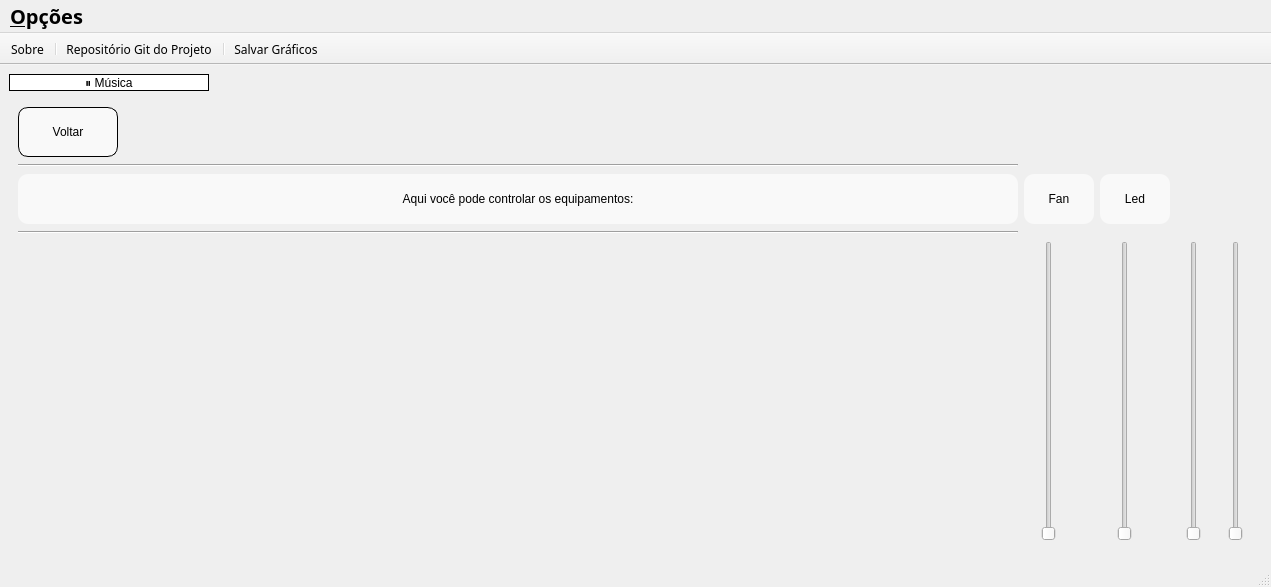
ST-Brenda/Projeto-Final-LabProg-III, file mainwindow.ui: the form before one commit.
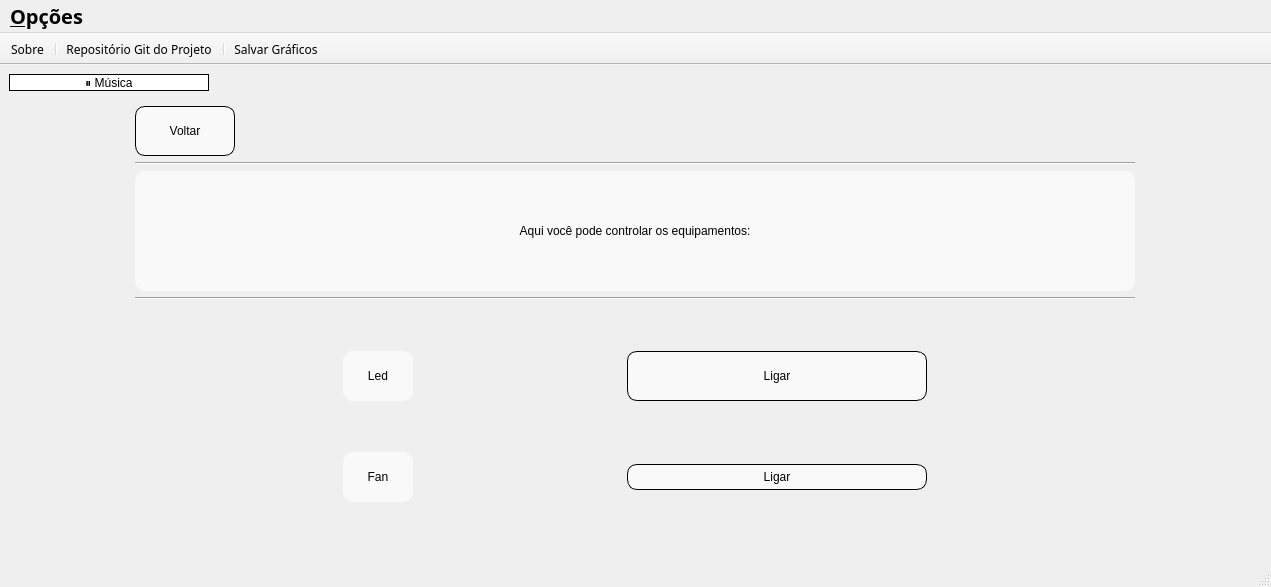
The form after the commit. The open tabs and pages were chosen to show the change. Icons and pictures are not drawn.

Patch:
```diff
--- a/mainwindow.ui
+++ b/mainwindow.ui
@@ -39,6 +39,33 @@
   </property>
   <widget class="QWidget" name="centralwidget">
    <layout class="QGridLayout" name="gridLayout_2">
+    <item row="0" column="0">
+     <widget class="QPushButton" name="parar_musica_pushButton">
+      <property name="maximumSize">
+       <size>
+        <width>200</width>
+        <height>50</height>
+       </size>
+      </property>
+      <property name="styleSheet">
+       <string notr="true">QPushButton {
+    font: 11pt &quot;Tibetan Machine Uni&quot;;
+    border-radius: 10px;       /* Bordas arredondadas */
+    background-color: rgb(255, 255, 255); /* Fundo semi-transparente */
+	border: 1px solid rgb(0,0,0);
+}
+
+/* Efeito de escurecimento ao passar o mouse */
+QPushButton:hover {
+    background-color: rgba(225, 225, 225, 0.7); /* Cor mais escura ao passar o mouse */
+}
+</string>
+      </property>
+      <property name="text">
+       <string>⏸️ Música</string>
+      </property>
+     </widget>
+    </item>
     <item row="1" column="0">
      <widget class="QStackedWidget" name="stackedWidget">
       <property name="sizePolicy">
@@ -51,7 +78,7 @@
        <locale language="Portuguese" country="Brazil"/>
       </property>
       <property name="currentIndex">
-       <number>0</number>
+       <number>2</number>
       </property>
       <widget class="QWidget" name="page_1">
        <layout class="QGridLayout" name="gridLayout">
@@ -344,85 +371,16 @@
       </widget>
       <widget class="QWidget" name="page_3">
        <layout class="QGridLayout" name="gridLayout_3">
-        <item row="4" column="4">
-         <widget class="QSlider" name="verticalSlider_2">
-          <property name="maximumSize">
-           <size>
-            <width>50</width>
-            <height>300</height>
-           </size>
-          </property>
-          <property name="orientation">
-           <enum>Qt::Vertical</enum>
-          </property>
-         </widget>
-        </item>
-        <item row="0" column="0">
-         <widget class="QPushButton" name="pag_anterior3_pushButton">
-          <property name="maximumSize">
-           <size>
-            <width>100</width>
-            <height>50</height>
-           </size>
-          </property>
-          <property name="styleSheet">
-           <string notr="true">QPushButton {
-    font: 11pt &quot;Tibetan Machine Uni&quot;;
-    border-radius: 10px;       /* Bordas arredondadas */
-    padding: 5px;              /* Espaço interno */
-    background-color: rgba(255, 255, 255, 0.6); /* Fundo semi-transparente */
-	border: 1px solid rgb(0,0,0);
-}
-
-/* Efeito de escurecimento ao passar o mouse */
-QPushButton:hover {
-    background-color: rgba(225, 225, 225, 0.7); /* Cor mais escura ao passar o mouse */
-}
-</string>
-          </property>
-          <property name="text">
-           <string>Voltar</string>
-          </property>
-         </widget>
-        </item>
-        <item row="4" column="2">
-         <widget class="QSlider" name="verticalSlider_3">
-          <property name="maximumSize">
-           <size>
-            <width>50</width>
-            <height>300</height>
-           </size>
-          </property>
-          <property name="orientation">
-           <enum>Qt::Vertical</enum>
-          </property>
-         </widget>
-        </item>
-        <item row="2" column="2">
-         <widget class="QLabel" name="label_5">
+        <item row="1" column="0">
+         <widget class="Line" name="line_4">
           <property name="minimumSize">
            <size>
-            <width>70</width>
-            <height>50</height>
+            <width>1000</width>
+            <height>0</height>
            </size>
           </property>
-          <property name="maximumSize">
-           <size>
-            <width>70</width>
-            <height>50</height>
-           </size>
-          </property>
-          <property name="styleSheet">
-           <string notr="true">font: 11pt &quot;Tibetan Machine Uni&quot;;
-border-radius: 10px;       /* Bordas arredondadas */
-padding: 5px;              /* Espaço interno */
-background-color: rgba(255, 255, 255, 0.6); /* Fundo semi-transparente */</string>
-          </property>
-          <property name="text">
-           <string>Led</string>
-          </property>
-          <property name="alignment">
-           <set>Qt::AlignCenter</set>
+          <property name="orientation">
+           <enum>Qt::Horizontal</enum>
           </property>
          </widget>
         </item>
@@ -453,52 +411,44 @@
           </property>
          </widget>
         </item>
-        <item row="4" column="1">
-         <widget class="QSlider" name="verticalSlider_4">
-          <property name="minimumSize">
-           <size>
-            <width>0</width>
-            <height>0</height>
-           </size>
-          </property>
+        <item row="0" column="0">
+         <widget class="QPushButton" name="pag_anterior3_pushButton">
           <property name="maximumSize">
            <size>
-            <width>50</width>
-            <height>300</height>
+            <width>100</width>
+            <height>50</height>
            </size>
           </property>
-          <property name="orientation">
-           <enum>Qt::Vertical</enum>
+          <property name="styleSheet">
+           <string notr="true">QPushButton {
+    font: 11pt &quot;Tibetan Machine Uni&quot;;
+    border-radius: 10px;       /* Bordas arredondadas */
+    padding: 5px;              /* Espaço interno */
+    background-color: rgba(255, 255, 255, 0.6); /* Fundo semi-transparente */
+	border: 1px solid rgb(0,0,0);
+}
+
+/* Efeito de escurecimento ao passar o mouse */
+QPushButton:hover {
+    background-color: rgba(225, 225, 225, 0.7); /* Cor mais escura ao passar o mouse */
+}
+</string>
+          </property>
+          <property name="text">
+           <string>Voltar</string>
           </property>
          </widget>
         </item>
-        <item row="1" column="0">
-         <widget class="Line" name="line_4">
-          <property name="minimumSize">
-           <size>
-            <width>1000</width>
-            <height>0</height>
-           </size>
-          </property>
+        <item row="4" column="0">
+         <widget class="Line" name="line">
           <property name="orientation">
            <enum>Qt::Horizontal</enum>
           </property>
          </widget>
         </item>
-        <item row="4" column="3">
-         <widget class="QSlider" name="verticalSlider">
-          <property name="maximumSize">
-           <size>
-            <width>50</width>
-            <height>300</height>
-           </size>
-          </property>
-          <property name="orientation">
-           <enum>Qt::Vertical</enum>
-          </property>
-         </widget>
-        </item>
-        <item row="2" column="1">
+        <item row="5" column="0" rowspan="2">
+         <layout class="QGridLayout" name="gridLayout_5">
+          <item row="1" column="0">
          <widget class="QLabel" name="label_4">
           <property name="minimumSize">
            <size>
@@ -526,42 +476,88 @@
           </property>
          </widget>
         </item>
-        <item row="3" column="0">
-         <widget class="Line" name="line">
-          <property name="orientation">
-           <enum>Qt::Horizontal</enum>
+          <item row="0" column="1">
+           <widget class="QPushButton" name="ligarLED_pushButton">
+            <property name="maximumSize">
+             <size>
+              <width>300</width>
+              <height>50</height>
+             </size>
+            </property>
+            <property name="styleSheet">
+             <string notr="true">QPushButton {
+    font: 11pt &quot;Tibetan Machine Uni&quot;;
+    border-radius: 10px;       /* Bordas arredondadas */
+    padding: 5px;              /* Espaço interno */
+    background-color: rgba(255, 255, 255, 0.6); /* Fundo semi-transparente */
+	border: 1px solid rgb(0,0,0);
+}
+
+/* Efeito de escurecimento ao passar o mouse */
+QPushButton:hover {
+    background-color: rgba(225, 225, 225, 0.7); /* Cor mais escura ao passar o mouse */
+}
+</string>
+            </property>
+            <property name="text">
+             <string>Ligar</string>
           </property>
          </widget>
         </item>
-       </layout>
-      </widget>
+          <item row="1" column="1">
+           <widget class="QPushButton" name="ligarFAN_pushButton">
+            <property name="styleSheet">
+             <string notr="true">QPushButton {
+    font: 11pt &quot;Tibetan Machine Uni&quot;;
+    border-radius: 10px;       /* Bordas arredondadas */
+    padding: 5px;              /* Espaço interno */
+    background-color: rgba(255, 255, 255, 0.6); /* Fundo semi-transparente */
+	border: 1px solid rgb(0,0,0);
+}
+
+/* Efeito de escurecimento ao passar o mouse */
+QPushButton:hover {
+    background-color: rgba(225, 225, 225, 0.7); /* Cor mais escura ao passar o mouse */
+}
+</string>
+            </property>
+            <property name="text">
+             <string>Ligar</string>
+            </property>
      </widget>
     </item>
     <item row="0" column="0">
-     <widget class="QPushButton" name="parar_musica_pushButton">
+           <widget class="QLabel" name="label_5">
+            <property name="minimumSize">
+             <size>
+              <width>70</width>
+              <height>50</height>
+             </size>
+            </property>
       <property name="maximumSize">
        <size>
-        <width>200</width>
+              <width>70</width>
         <height>50</height>
        </size>
       </property>
       <property name="styleSheet">
-       <string notr="true">QPushButton {
-    font: 11pt &quot;Tibetan Machine Uni&quot;;
-    border-radius: 10px;       /* Bordas arredondadas */
-    background-color: rgb(255, 255, 255); /* Fundo semi-transparente */
-	border: 1px solid rgb(0,0,0);
-}
-
-/* Efeito de escurecimento ao passar o mouse */
-QPushButton:hover {
-    background-color: rgba(225, 225, 225, 0.7); /* Cor mais escura ao passar o mouse */
-}
-</string>
+             <string notr="true">font: 11pt &quot;Tibetan Machine Uni&quot;;
+border-radius: 10px;       /* Bordas arredondadas */
+padding: 5px;              /* Espaço interno */
+background-color: rgba(255, 255, 255, 0.6); /* Fundo semi-transparente */</string>
       </property>
       <property name="text">
-       <string>⏸️ Música</string>
-      </property>
+             <string>Led</string>
+            </property>
+            <property name="alignment">
+             <set>Qt::AlignCenter</set>
+            </property>
+           </widget>
+          </item>
+         </layout>
+        </item>
+       </layout>
+      </widget>
      </widget>
     </item>
    </layout>
```
Lines whose indentation alone changed are shown as unchanged.
